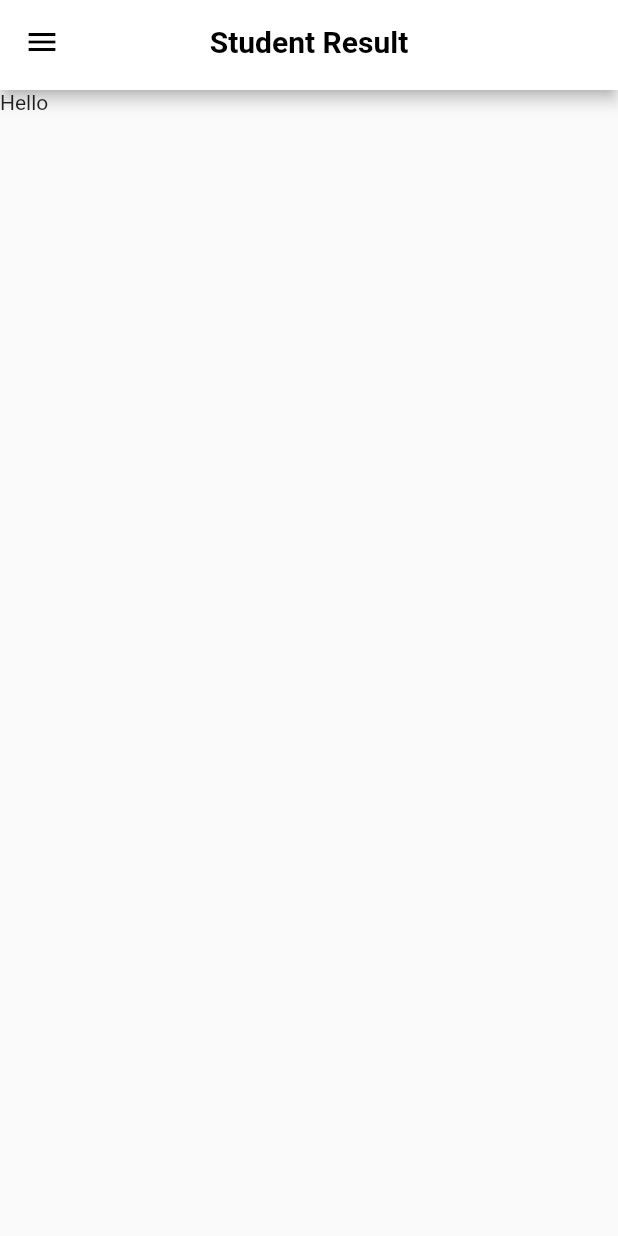
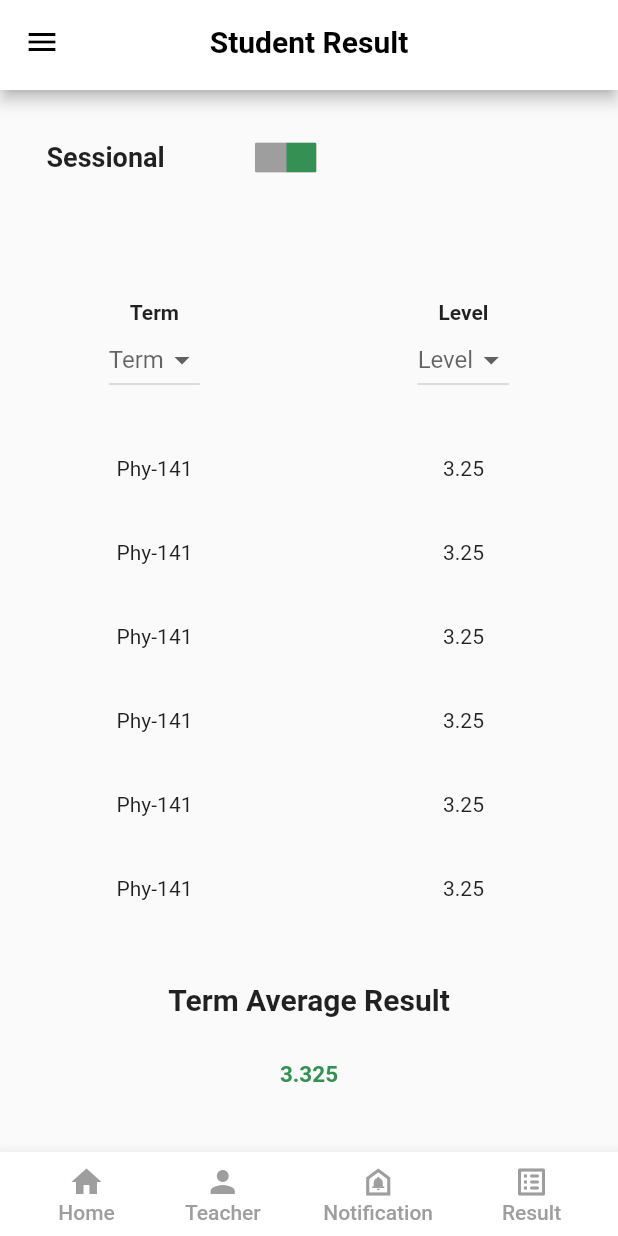
Before and after one commit to moinur-rahman/academi-portal, a Flutter app: the screen it shows after launch, on a phone screen of 412 x 824 dp. Run offline on Flutter 3.47's test engine with Material 2 defaults, Android fonts, the light colour scheme and no system bars; drawn by our look-alikes of toggle_switch; our stand-ins replace carousel_slider.

Commit message:
student result page

```diff
--- /dev/null
+++ b/lib/components/StudentResult/data.dart
@@ -0,0 +1,22 @@
+const List<Map<String, String>> data = [
+  {
+    'courseCode': 'Phy-141',
+    'gpa': '3.25',
+  },
+  {
+    'courseCode': 'Hum-141',
+    'gpa': '3.25',
+  },
+  {
+    'courseCode': 'EE-181',
+    'gpa': '3.25',
+  },
+  {
+    'courseCode': 'Math-141',
+    'gpa': '3.25',
+  },
+  {
+    'courseCode': 'CSE-121',
+    'gpa': '3.25',
+  },
+];
--- /dev/null
+++ b/lib/components/StudentResult/student_result_table.dart
@@ -0,0 +1,39 @@
+import 'package:flutter/material.dart';
+
+import '../StudentResult/student_result_table_cell.dart';
+import '../StudentResult/data.dart';
+
+class StudentResultTable extends StatelessWidget {
+  final List<Map<String, String>> tableData = data;
+
+  //var index=0;
+
+  @override
+  Widget build(BuildContext context) {
+    TableRow tableRow = TableRow(
+      //decoration: BoxDecoration(color: Colors.green),
+      children: <Widget>[
+        //index < data.length?
+        TableCellElement(data[0]['courseCode'] as String),
+        TableCellElement(data[0]['gpa'] as String),
+      ],
+    );
+
+    return Container(
+      width: double.infinity,
+      child: Table(
+        // border: TableBorder.all(),
+        defaultColumnWidth: const FixedColumnWidth(200.0),
+        defaultVerticalAlignment: TableCellVerticalAlignment.middle,
+        children: <TableRow>[
+          tableRow,
+          tableRow,
+          tableRow,
+          tableRow,
+          tableRow,
+          tableRow,
+        ],
+      ),
+    );
+  }
+}
--- /dev/null
+++ b/lib/components/StudentResult/student_result_table_cell.dart
@@ -0,0 +1,19 @@
+import 'package:flutter/material.dart';
+
+class TableCellElement extends StatelessWidget {
+  final String content;
+
+  TableCellElement(this.content);
+
+  @override
+  Widget build(BuildContext context) {
+    return TableCell(
+      child: Center(
+        child: Padding(
+          padding: const EdgeInsets.symmetric(vertical: 20),
+          child: Text(content),
+        ),
+      ),
+    );
+  }
+}
--- a/lib/view/student_result.dart
+++ b/lib/view/student_result.dart
@@ -1,18 +1,170 @@
 import 'package:flutter/material.dart';
+import 'package:toggle_switch/toggle_switch.dart';
 
 import '../components/common/app_bar_widget.dart';
 import '../components/common/student_drawer.dart';
+import '../components/common/student_bottom_bar.dart';
+import '../components/StudentResult/student_result_table.dart';
 
-class StudentResult extends StatelessWidget {
+class StudentResult extends StatefulWidget {
+  @override
+  State<StatefulWidget> createState() {
+    return _StudentResultState();
+  }
+}
+
+class _StudentResultState extends State<StudentResult> {
   static const routeName = '/student-result';
+
+  final List<String> _terms = const ['1', '2', '3', '4'];
+  final List<String> _levels = const ['1', '2', '3', '4'];
+  String? _dropdownValue;
 
   @override
   Widget build(BuildContext context) {
     return Scaffold(
       appBar: AppBarWidget("Student Result"),
       drawer: StudentDrawer(),
-      body: Container(
-        child: Text("Hello"),
+      bottomNavigationBar: StudentBottomBar(),
+      body: SingleChildScrollView(
+        child: SizedBox(
+          height: 700,
+          width: double.infinity,
+          child: Column(
+            mainAxisAlignment: MainAxisAlignment.spaceEvenly,
+            children: [
+              Container(
+                width: 350,
+                height: 100,
+                alignment: Alignment.topLeft,
+                child: SizedBox(
+                  width: 180,
+                  height: 50,
+                  child: Row(
+                    mainAxisAlignment: MainAxisAlignment.spaceBetween,
+                    children: [
+                      const Text(
+                        "Sessional",
+                        style: TextStyle(
+                            fontWeight: FontWeight.w700, fontSize: 18),
+                      ),
+                      ToggleSwitch(
+                        minHeight: 20.0,
+                        minWidth: 20.0,
+                        initialLabelIndex: 1,
+                        cornerRadius: 1.0,
+                        activeFgColor: Colors.white,
+                        inactiveBgColor: Colors.grey,
+                        inactiveFgColor: Colors.white,
+                        totalSwitches: 2,
+                        //labels: ['Sessional', 'Non Sessional'],
+                        //icons: [FontAwesomeIcons.mars, FontAwesomeIcons.venus],
+                        activeBgColors: const [
+                          [Color(0xff349053)],
+                          [Color(0xff349053)]
+                        ],
+                        onToggle: (index) {
+                          print('switched to: $index');
+                        },
+                      ),
+                    ],
+                  ),
+                ),
+              ),
+              SizedBox(
+                width: double.infinity,
+                child: Row(
+                  mainAxisAlignment: MainAxisAlignment.spaceAround,
+                  children: [
+                    Container(
+                      child: Column(
+                        children: [
+                          Text(
+                            'Term',
+                            style: TextStyle(
+                                fontSize: 14, fontWeight: FontWeight.w700),
+                          ),
+                          DropdownButton(
+                            hint: const Text("Term"),
+                            items: _terms
+                                .map<DropdownMenuItem<String>>((String term) {
+                              return DropdownMenuItem<String>(
+                                child: Text(
+                                  term,
+                                ),
+                                value: term,
+                              );
+                            }).toList(),
+                            value: _dropdownValue,
+                            onChanged: (String? value) {
+                              setState(() {
+                                _dropdownValue = value;
+                              });
+                            },
+                          ),
+                        ],
+                      ),
+                    ),
+                    Container(
+                      child: Column(
+                        children: [
+                          Text(
+                            'Level',
+                            style: TextStyle(
+                                fontSize: 14, fontWeight: FontWeight.w700),
+                          ),
+                          DropdownButton(
+                            hint: const Text("Level"),
+                            items: _levels
+                                .map<DropdownMenuItem<String>>((String level) {
+                              return DropdownMenuItem<String>(
+                                child: Text(
+                                  level,
+                                ),
+                                value: level,
+                              );
+                            }).toList(),
+                            value: _dropdownValue,
+                            onChanged: (String? value) {
+                              setState(() {
+                                _dropdownValue = value;
+                              });
+                            },
+                          ),
+                        ],
+                      ),
+                    ),
+                  ],
+                ),
+              ),
+              StudentResultTable(),
+              SizedBox(
+                height: 100,
+                child: Column(
+                  mainAxisAlignment: MainAxisAlignment.spaceAround,
+                  children: const [
+                    Text(
+                      'Term Average Result',
+                      style: TextStyle(
+                        fontWeight: FontWeight.w700,
+                        fontSize: 20,
+                        // fontFamily:
+                      ),
+                    ),
+                    Text(
+                      '3.325',
+                      style: TextStyle(
+                        fontWeight: FontWeight.w700,
+                        fontSize: 15,
+                        color: Color(0xff349053),
+                      ),
+                    ),
+                  ],
+                ),
+              ),
+            ],
+          ),
+        ),
       ),
     );
   }
--- a/pubspec.yaml
+++ b/pubspec.yaml
@@ -46,6 +46,7 @@ dev_dependencies:
   # package. See that file for information about deactivating specific lint
   # rules and activating additional ones.
   flutter_lints: ^2.0.0
+  toggle_switch: ^2.0.1
   flutter_launcher_icons: "^0.11.0"
   carousel_slider: ^4.2.1
 flutter_icons:
```
Also changed, not shown: pubspec.lock.
